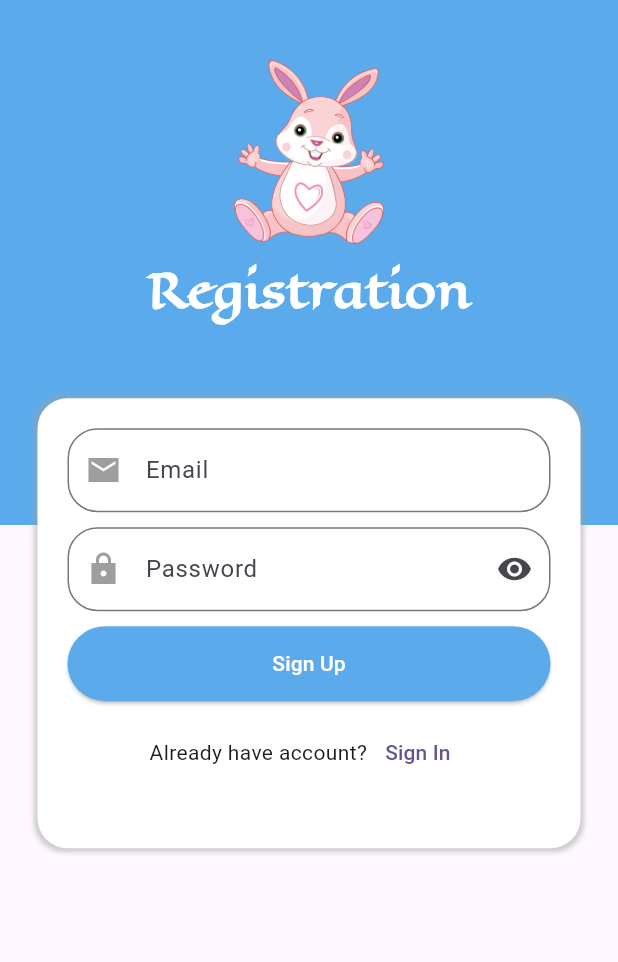
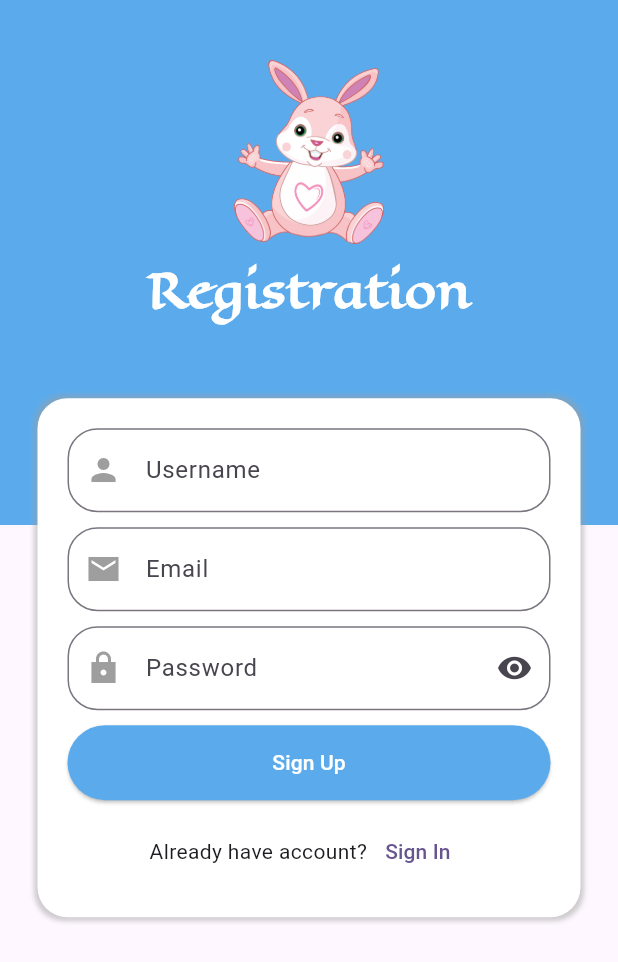
Before and after one commit to ChanthounSandos/my_custom_project, a Flutter app: the SignUpScreen screen opened directly, after a tap on "Sign Up", on a phone screen of 412 x 824 dp. Shown: the top 962 px of the screen. Run offline on Flutter 3.47's test engine with Material 3 defaults, Android fonts, the light colour scheme and no system bars; our stand-ins replace firebase_auth, firebase_core; accounts and stored records are empty.

Commit message:
add username when signup

```diff
--- a/lib/homeScreen.dart
+++ b/lib/homeScreen.dart
@@ -1,3 +1,4 @@
+import 'package:firebase_auth/firebase_auth.dart';
 import 'package:flutter/material.dart';
 import 'package:my_custom_project/loginScreen.dart';
 
@@ -25,11 +26,11 @@ class _HomeScreenState extends State<HomeScreen> {
               decoration: BoxDecoration(
                 color: Color.fromRGBO(0, 105, 148, 2),
               ),
-              accountName: Text("Sandos Chanthoun"),
-              accountEmail: Text("@chanthoun_sandos"),
+              accountName: Text(FirebaseAuth.instance.currentUser?.displayName ?? ""),
+              accountEmail: Text(FirebaseAuth.instance.currentUser?.email ?? ""),
               currentAccountPicture: CircleAvatar(
-                    backgroundImage: AssetImage("images/profile.png"),
-                  ),
+                backgroundImage: AssetImage("images/profile.png"),
+              ),
             ),
             ListTile(
               leading: Icon(Icons.mode_night_outlined, color: Colors.white,),
@@ -54,6 +55,7 @@ class _HomeScreenState extends State<HomeScreen> {
               leading: Icon(Icons.logout_outlined, color: Colors.red,),
               title: Text("LogOut", style: TextStyle(color: Colors.red),),
               onTap: (){
+                FirebaseAuth.instance.signOut();
                 alert_logout(context);
               },
             ),
--- a/lib/signUpScreen.dart
+++ b/lib/signUpScreen.dart
@@ -12,9 +12,11 @@ class SignUpScreen extends StatefulWidget {
 class _SignUpScreenState extends State<SignUpScreen> {
   late String email;
   late String pwd;
+  late String username;
   final FirebaseAuth auth = FirebaseAuth.instance;
   TextEditingController emailcontroller = new TextEditingController();
   TextEditingController pwdcontroller = new TextEditingController();
+  TextEditingController usernamecontroller = new TextEditingController();
   bool isVisible = true;
 
   @override
@@ -51,7 +53,6 @@ class _SignUpScreenState extends State<SignUpScreen> {
                     ),
                     Container(
                       width: MediaQuery.of(context).size.width-50,
-                      height: 300,
                       decoration: BoxDecoration(
                           color: Colors.white,
                           borderRadius: BorderRadius.circular(20),
@@ -64,6 +65,21 @@ class _SignUpScreenState extends State<SignUpScreen> {
                         padding: const EdgeInsets.all(20.0),
                         child: Column(
                           children: [
+                            TextFormField(
+                              controller: usernamecontroller,
+                              style: TextStyle(fontSize: 16),
+                              decoration: InputDecoration(
+                                border: OutlineInputBorder(borderRadius: BorderRadius.circular(20),),
+                                hintText: "Username",
+                                prefixIcon: Icon(Icons.person, color: Colors.grey,),
+                              ),
+                              onChanged: (value){
+                                username = value;
+                              },
+                            ),
+                            SizedBox(
+                              height: 10,
+                            ),
                             TextFormField(
                               controller: emailcontroller,
                               style: TextStyle(fontSize: 16),
@@ -139,10 +155,13 @@ class _SignUpScreenState extends State<SignUpScreen> {
 
   Future<void> doSignup(BuildContext context) async {
     try {
-      await FirebaseAuth.instance.createUserWithEmailAndPassword(email: email, password: pwd);
+      var credential = await FirebaseAuth.instance.createUserWithEmailAndPassword(email: email, password: pwd);
+      await credential.user?.updateDisplayName(username);
+
       alert_success(context);
       emailcontroller.clear();
       pwdcontroller.clear();
+      usernamecontroller.clear();
       Navigator.push(context, MaterialPageRoute(builder: (context) => LoginScreen()));
     } on FirebaseAuthException catch(e) {
       alert_fail(context, e.message ?? "");
```
Also changed, not shown: 1 other file.
